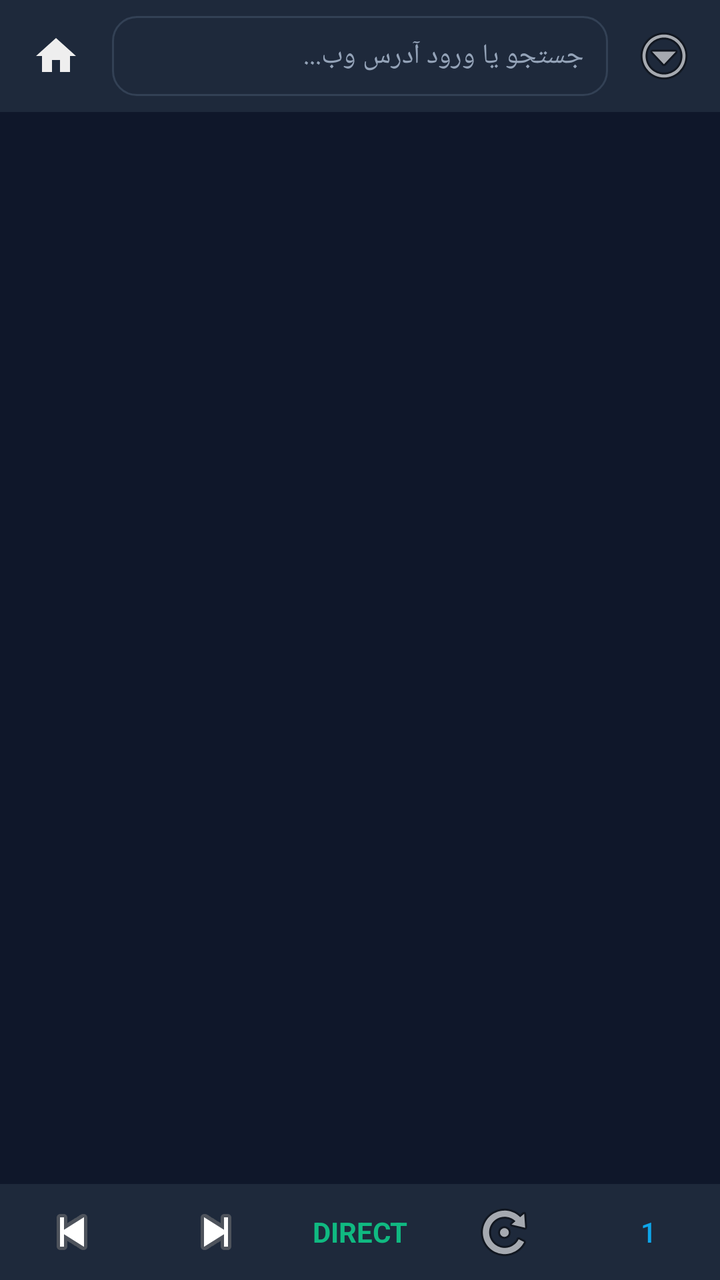
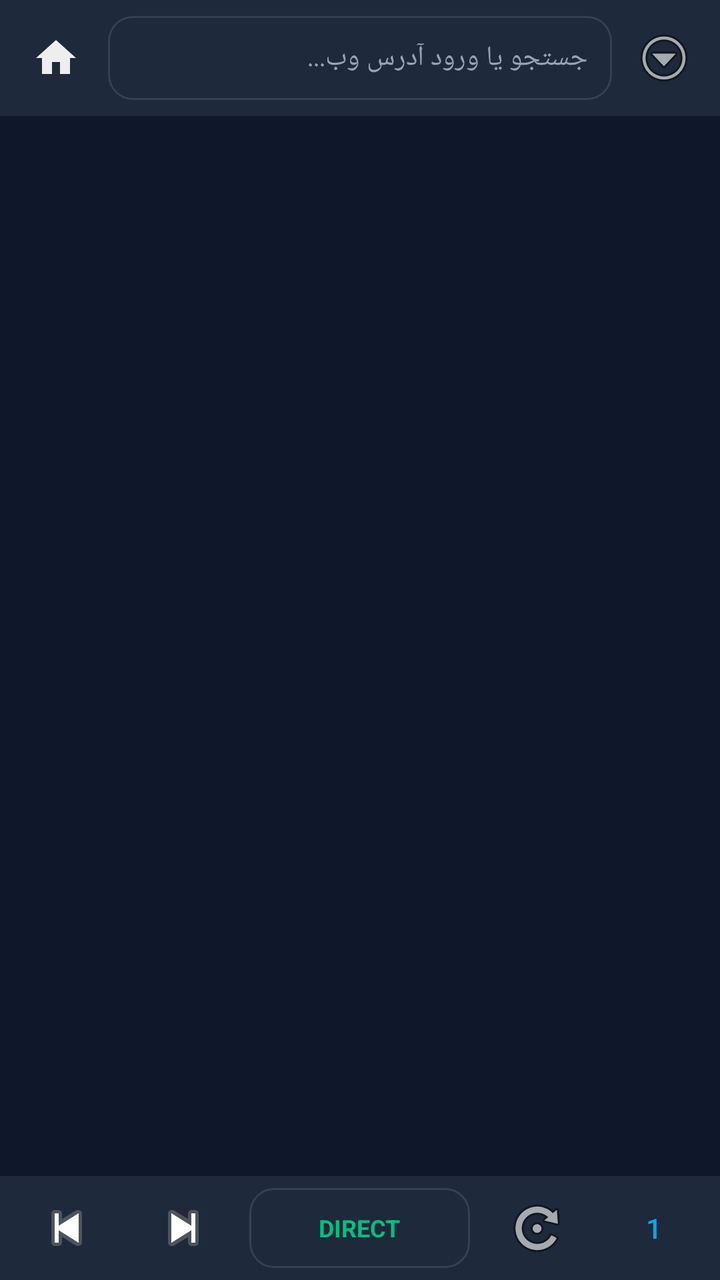

The first picture is an Android layout as it rendered before a commit; the second is the same layout after the commit. The layout source and the unified diff follow.
<!-- AndroidManifest.xml: application theme Theme.KavirBrowser -->
<!-- res/layout/activity_main.xml -->
<?xml version="1.0" encoding="utf-8"?>
<LinearLayout xmlns:android="http://schemas.android.com/apk/res/android"
    android:layout_width="match_parent"
    android:layout_height="match_parent"
    android:orientation="vertical"
    android:background="@color/bg_dark">

    <LinearLayout
        android:layout_width="match_parent"
        android:layout_height="wrap_content"
        android:orientation="horizontal"
        android:padding="8dp"
        android:gravity="center_vertical"
        android:background="@color/card_dark">

        <ImageButton
            android:id="@+id/btnHome"
            android:layout_width="40dp"
            android:layout_height="40dp"
            android:background="?selectableItemBackgroundBorderless"
            android:src="@drawable/ic_home"
            android:contentDescription="Home" />

        <EditText
            android:id="@+id/etUrlBar"
            android:layout_width="0dp"
            android:layout_height="40dp"
            android:layout_weight="1"
            android:layout_marginHorizontal="8dp"
            android:background="@drawable/card_border"
            android:hint="@string/url_placeholder"
            android:textColorHint="@color/text_muted"
            android:textColor="@color/text_light"
            android:paddingHorizontal="12dp"
            android:imeOptions="actionGo"
            android:inputType="textUri"
            android:textSize="14sp"/>

        <ImageButton
            android:id="@+id/btnMenu"
            android:layout_width="40dp"
            android:layout_height="40dp"
            android:background="?selectableItemBackgroundBorderless"
            android:src="@android:drawable/ic_menu_more"
            android:contentDescription="Menu" />
    </LinearLayout>

    <ProgressBar
        android:id="@+id/progressBar"
        style="?android:attr/progressBarStyleHorizontal"
        android:layout_width="match_parent"
        android:layout_height="3dp"
        android:visibility="gone"
        android:progressTint="@color/primary_accent"/>

    <FrameLayout
        android:id="@+id/webViewContainer"
        android:layout_width="match_parent"
        android:layout_height="0dp"
        android:layout_weight="1"/>

    <LinearLayout
        android:layout_width="match_parent"
        android:layout_height="48dp"
        android:orientation="horizontal"
        android:background="@color/card_dark"
        android:gravity="center">

        <ImageButton
            android:id="@+id/btnBack"
            android:layout_width="0dp"
            android:layout_height="match_parent"
            android:layout_weight="1"
            android:background="?selectableItemBackgroundBorderless"
            android:src="@android:drawable/ic_media_previous" />

        <ImageButton
            android:id="@+id/btnForward"
            android:layout_width="0dp"
            android:layout_height="match_parent"
            android:layout_weight="1"
            android:background="?selectableItemBackgroundBorderless"
            android:src="@android:drawable/ic_media_next" />

        <TextView
            android:id="@+id/tvProxyIndicator"
            android:layout_width="0dp"
            android:layout_height="wrap_content"
            android:layout_weight="1"
            android:text="DIRECT"
            android:textColor="@color/status_direct"
            android:textStyle="bold"
            android:gravity="center" />

        <ImageButton
            android:id="@+id/btnRefresh"
            android:layout_width="0dp"
            android:layout_height="match_parent"
            android:layout_weight="1"
            android:background="?selectableItemBackgroundBorderless"
            android:src="@android:drawable/ic_menu_rotate" />

        <Button
            android:id="@+id/btnTabs"
            android:layout_width="0dp"
            android:layout_height="36dp"
            android:layout_weight="1"
            android:text="1"
            style="@style/Widget.MaterialComponents.Button.OutlinedButton"/>
    </LinearLayout>
</LinearLayout>
<!-- resources referenced by this layout -->
<resources>
  <color name="bg_dark">#0F172A</color>
  <color name="card_dark">#1E293B</color>
  <color name="primary_accent">#0EA5E9</color>
  <color name="status_direct">#10B981</color>
  <color name="text_light">#F8FAFC</color>
  <color name="text_muted">#94A3B8</color>
  <!-- drawable card_border (drawable) -->
  <?xml version="1.0" encoding="utf-8"?>
  <shape xmlns:android="http://schemas.android.com/apk/res/android" android:shape="rectangle">
      <solid android:color="@color/card_dark"/>
      <stroke android:width="1dp" android:color="@color/border_dark"/>
      <corners android:radius="12dp"/>
  </shape>
  <!-- drawable ic_home (drawable) -->
  <?xml version="1.0" encoding="utf-8"?>
  <vector xmlns:android="http://schemas.android.com/apk/res/android"
      android:width="24dp"
      android:height="24dp"
      android:viewportWidth="24"
      android:viewportHeight="24">
      <path
          android:fillColor="#EEEEEE"
          android:pathData="M10,20v-6h4v6h5v-8h3L12,3 2,12h3v8z"/>
  </vector>
  <string name="url_placeholder">جستجو یا ورود آدرس وب...</string>
  <style name="Theme.KavirBrowser" parent="Theme.MaterialComponents.DayNight.NoActionBar">
          <item name="colorPrimary">@color/primary_accent</item>
          <item name="android:colorBackground">@color/bg_dark</item>
          <item name="colorSurface">@color/card_dark</item>
          <item name="android:textColorPrimary">@color/text_light</item>
          <item name="android:statusBarColor">@color/bg_dark</item>
          <item name="android:navigationBarColor">@color/bg_dark</item>
      </style>
  <color name="border_dark">#334155</color>
</resources>

<!-- the commit's change to res/layout/activity_main.xml (unified diff, before → after) -->
@@ -24,13 +24,14 @@
         <EditText
             android:id="@+id/etUrlBar"
             android:layout_width="0dp"
-            android:layout_height="40dp"
+            android:layout_height="42dp"
             android:layout_weight="1"
-            android:layout_marginHorizontal="8dp"
+            android:layout_marginHorizontal="6dp"
             android:background="@drawable/card_border"
             android:hint="@string/url_placeholder"
             android:textColorHint="@color/text_muted"
             android:textColor="@color/text_light"
+            android:singleLine="true"
             android:paddingHorizontal="12dp"
             android:imeOptions="actionGo"
             android:inputType="textUri"
@@ -61,51 +62,63 @@
 
     <LinearLayout
         android:layout_width="match_parent"
-        android:layout_height="48dp"
+        android:layout_height="52dp"
         android:orientation="horizontal"
         android:background="@color/card_dark"
-        android:gravity="center">
+        android:gravity="center_vertical"
+        android:paddingHorizontal="4dp">
 
         <ImageButton
             android:id="@+id/btnBack"
             android:layout_width="0dp"
             android:layout_height="match_parent"
-            android:layout_weight="1"
+            android:layout_weight="0.9"
             android:background="?selectableItemBackgroundBorderless"
-            android:src="@android:drawable/ic_media_previous" />
+            android:src="@android:drawable/ic_media_previous"
+            android:contentDescription="Back" />
 
         <ImageButton
             android:id="@+id/btnForward"
             android:layout_width="0dp"
             android:layout_height="match_parent"
-            android:layout_weight="1"
+            android:layout_weight="0.9"
             android:background="?selectableItemBackgroundBorderless"
-            android:src="@android:drawable/ic_media_next" />
+            android:src="@android:drawable/ic_media_next"
+            android:contentDescription="Forward" />
 
         <TextView
             android:id="@+id/tvProxyIndicator"
             android:layout_width="0dp"
-            android:layout_height="wrap_content"
-            android:layout_weight="1"
+            android:layout_height="40dp"
+            android:layout_weight="1.7"
+            android:layout_marginHorizontal="4dp"
+            android:background="@drawable/card_border"
             android:text="DIRECT"
             android:textColor="@color/status_direct"
             android:textStyle="bold"
-            android:gravity="center" />
+            android:gravity="center"
+            android:textSize="12sp"
+            android:clickable="true"
+            android:focusable="true"
+            android:contentDescription="اتصال VPN / Xray" />
 
         <ImageButton
             android:id="@+id/btnRefresh"
             android:layout_width="0dp"
             android:layout_height="match_parent"
-            android:layout_weight="1"
+            android:layout_weight="0.9"
             android:background="?selectableItemBackgroundBorderless"
-            android:src="@android:drawable/ic_menu_rotate" />
+            android:src="@android:drawable/ic_menu_rotate"
+            android:contentDescription="Refresh" />
 
         <Button
             android:id="@+id/btnTabs"
             android:layout_width="0dp"
-            android:layout_height="36dp"
-            android:layout_weight="1"
+            android:layout_height="38dp"
+            android:layout_weight="0.9"
             android:text="1"
+            android:minWidth="0dp"
+            android:paddingHorizontal="0dp"
             style="@style/Widget.MaterialComponents.Button.OutlinedButton"/>
     </LinearLayout>
 </LinearLayout>
